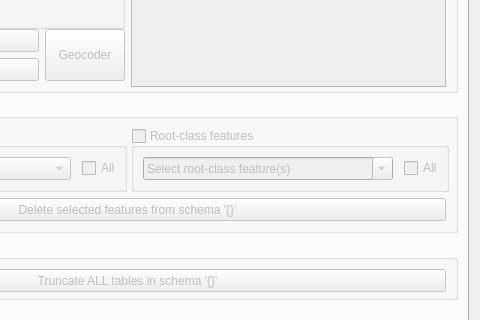
The window that cdb4/gui_deleter/ui/cdb4_deleter_dialog.ui (tudelft3d/3DCityDB-Tools-for-QGIS) describes before a commit, drawn with Qt 5; both pictures show x 225 to 705 and y 394 to 714 of the 705 by 887 pixel window.
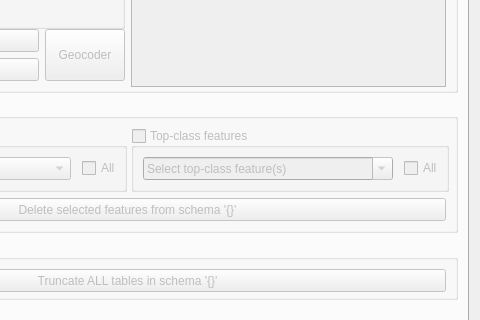
The same window after the commit. Icons and pictures are not drawn. Custom widgets are drawn as their Qt base class.

Commit message: Modify root-class naming to top-class naming

```diff
--- a/cdb4/gui_deleter/ui/cdb4_deleter_dialog.ui
+++ b/cdb4/gui_deleter/ui/cdb4_deleter_dialog.ui
@@ -631,7 +631,7 @@
              </size>
             </property>
             <property name="title">
-             <string>Root-class features</string>
+             <string>Top-class features</string>
             </property>
             <property name="checkable">
              <bool>true</bool>
@@ -671,7 +671,7 @@
                 <bool>true</bool>
                </property>
                <property name="currentText">
-                <string>Select root-class feature(s)</string>
+                <string>Select top-class feature(s)</string>
                </property>
                <property name="maxVisibleItems">
                 <number>99</number>
```
Left out of the diff: 8 changed lines with no effect on the pictures. The commit also changes 6 other files.
